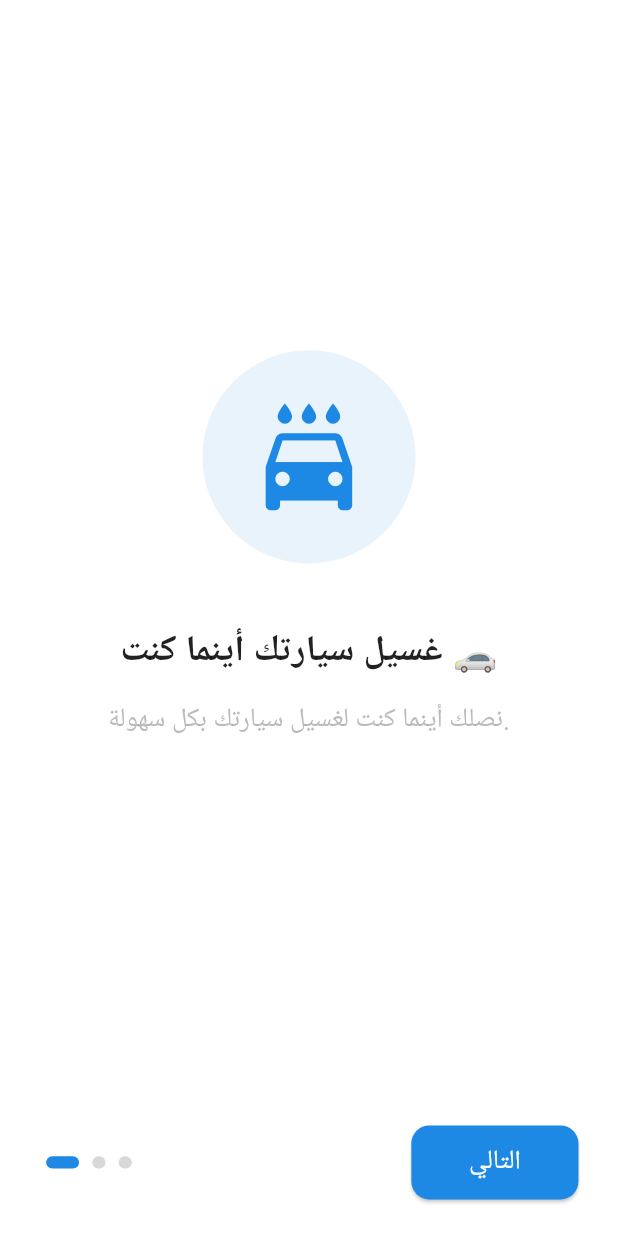
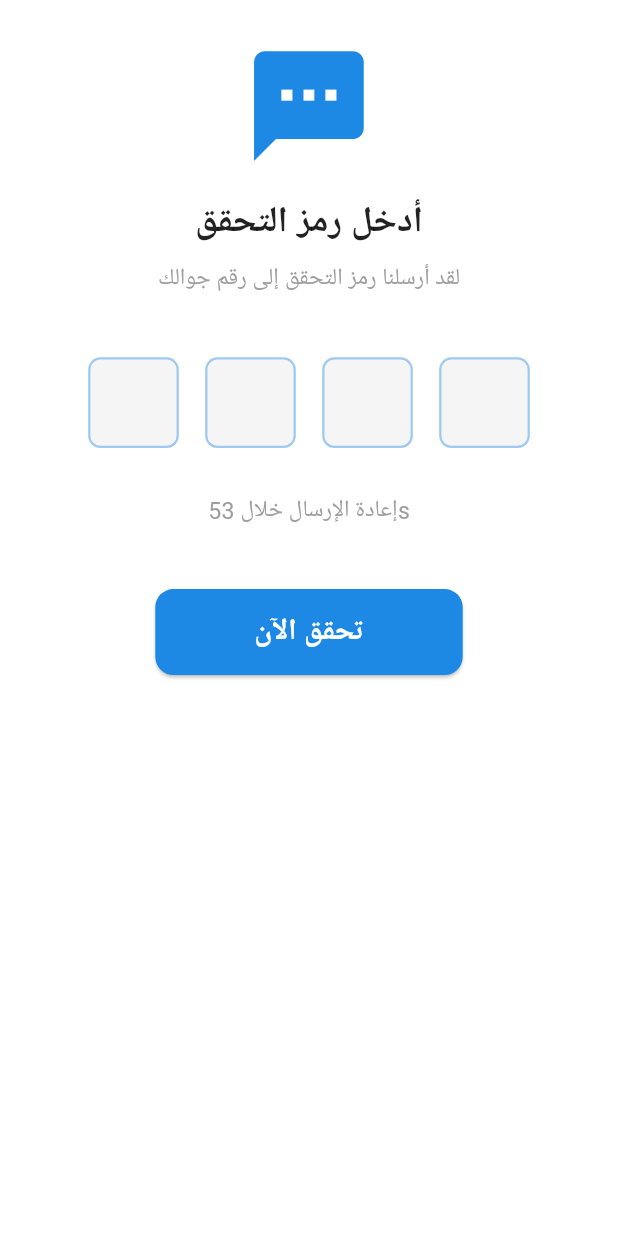
Before and after one commit to gerges46/smart_wash, a Flutter app: the screen it shows after launch, on a phone screen of 412 x 824 dp. Run offline on Flutter 3.47's test engine with Material 3 defaults, Android fonts, the phone set to English and light mode, and no system bars; our stand-ins replace dio, equatable, flutter_bloc, flutter_screenutil.

Commit message:
Add improved OTP input design with square fields and auto focus

```diff
--- a/lib/core/constants/app_strings.dart
+++ b/lib/core/constants/app_strings.dart
@@ -38,4 +38,9 @@ class AppStrings {
   static const String registerButton = "تسجيل";
   static const String haveAccount = "لديك حساب بالفعل؟ ";
   static const String loginNow = "سجّل دخولك الآن";
+
+  // OTP Verification
+  static const String otpTitle = "أدخل رمز التحقق";
+  static const String otpSubtitle = "لقد أرسلنا رمز التحقق إلى رقم جوالك";
+  static const String verifyNow = "تحقق الآن";
 }
--- a/lib/core/routes/app_router.dart
+++ b/lib/core/routes/app_router.dart
@@ -1,16 +1,18 @@
 import 'package:flutter/material.dart';
 import 'package:smart_clean/core/constants/app_strings.dart';
 import 'package:smart_clean/features/auth/views/login/login_view.dart';
+import 'package:smart_clean/features/auth/views/otp/otp_view.dart';
 import 'package:smart_clean/features/auth/views/register/register_view.dart';
 import 'package:smart_clean/features/onboarding/views/onboarding_view.dart';
 import 'package:smart_clean/features/splash_view.dart';
 
 class Routes {
-  static const String splashRoute = "/";
+  static const String splashRoute = "/splash";
   static const String onboardingRoute = "/onboarding";
   static const String loginRoute = "/login";
   static const String registerRoute = "/register";
   static const String homeRoute = "/home";
+  static const String otpRoute = "/otp";
 }
 
 class RouteGenerator {
@@ -26,6 +28,8 @@ class RouteGenerator {
         return MaterialPageRoute(builder: (_) => const LoginView());
       case Routes.registerRoute:
         return MaterialPageRoute(builder: (_) => const RegisterView());
+      case Routes.otpRoute:
+        return MaterialPageRoute(builder: (_) => OTPView());
       // case Routes.homeRoute:
       //   return MaterialPageRoute(builder: (_) => const HomeView());
 
--- /dev/null
+++ b/lib/features/auth/cubit/otp/otp_cubit.dart
@@ -0,0 +1,52 @@
+import 'dart:async';
+import 'package:flutter_bloc/flutter_bloc.dart';
+import 'otp_state.dart';
+
+class OTPCubit extends Cubit<OTPState> {
+  OTPCubit() : super(OTPInitial());
+
+  int _seconds = 60;
+  bool get canResend => _seconds == 0;
+  Timer? _timer;
+
+  void startTimer() {
+    _seconds = 60;
+    _timer?.cancel();
+    emit(OTPTimerRunning(_seconds));
+
+    _timer = Timer.periodic(const Duration(seconds: 1), (timer) {
+      if (_seconds > 1) {
+        _seconds--;
+        emit(OTPTimerRunning(_seconds));
+      } else {
+        _seconds = 0;
+        timer.cancel();
+        emit(OTPCanResend());
+      }
+    });
+  }
+
+  void resendCode() {
+    if (_seconds == 0) {
+      startTimer();
+      emit(OTPInitial()); // ممكن بعدين تضيف API call هنا
+    }
+  }
+
+  void verifyCode(String code) async {
+    emit(OTPVerifying());
+    await Future.delayed(const Duration(seconds: 2)); // محاكاة API
+
+    if (code == "1234") {
+      emit(OTPVerified());
+    } else {
+      emit(const OTPError("رمز التحقق غير صحيح ❌"));
+    }
+  }
+
+  @override
+  Future<void> close() {
+    _timer?.cancel();
+    return super.close();
+  }
+}
--- /dev/null
+++ b/lib/features/auth/cubit/otp/otp_state.dart
@@ -0,0 +1,32 @@
+import 'package:equatable/equatable.dart';
+
+abstract class OTPState extends Equatable {
+  const OTPState();
+
+  @override
+  List<Object?> get props => [];
+}
+
+class OTPInitial extends OTPState {}
+
+class OTPTimerRunning extends OTPState {
+  final int seconds;
+  const OTPTimerRunning(this.seconds);
+
+  @override
+  List<Object?> get props => [seconds];
+}
+
+class OTPCanResend extends OTPState {}
+
+class OTPVerifying extends OTPState {}
+
+class OTPVerified extends OTPState {}
+
+class OTPError extends OTPState {
+  final String message;
+  const OTPError(this.message);
+
+  @override
+  List<Object?> get props => [message];
+}
--- /dev/null
+++ b/lib/features/auth/views/otp/otp_view.dart
@@ -0,0 +1,114 @@
+import 'package:flutter/material.dart';
+import 'package:flutter_bloc/flutter_bloc.dart';
+import 'package:flutter_screenutil/flutter_screenutil.dart';
+import 'package:smart_clean/core/constants/app_color.dart';
+import 'package:smart_clean/core/constants/app_strings.dart';
+import 'package:smart_clean/core/constants/value_manager.dart';
+import 'package:smart_clean/features/auth/cubit/otp/otp_cubit.dart';
+import 'package:smart_clean/features/auth/cubit/otp/otp_state.dart';
+import 'widgets/otp_header.dart';
+import 'widgets/otp_input_fields.dart';
+import 'widgets/otp_timer.dart';
+
+class OTPView extends StatelessWidget {
+  OTPView({super.key});
+
+  final TextEditingController _otpController = TextEditingController();
+
+  @override
+  Widget build(BuildContext context) {
+    return BlocProvider(
+      create: (_) => OTPCubit()..startTimer(),
+      child: Scaffold(
+        backgroundColor: AppColors.white,
+        body: SafeArea(
+          child: Padding(
+            padding: EdgeInsets.all(AppPadding.p24.w),
+            child: Column(
+              crossAxisAlignment: CrossAxisAlignment.center,
+              children: [
+                const OTPHeader(),
+                SizedBox(height: AppSize.s40.h),
+
+                // حقل الإدخال
+                OTPInputFields(controller: _otpController),
+
+                SizedBox(height: AppSize.s30.h),
+
+                // المؤقت
+                BlocBuilder<OTPCubit, OTPState>(
+                  builder: (context, state) {
+                    if (state is OTPTimerRunning) {
+                      return OTPTimer(
+                        seconds: state.seconds,
+                        canResend: false,
+                        onResend: () {},
+                      );
+                    } else if (state is OTPCanResend) {
+                      return OTPTimer(
+                        seconds: 0,
+                        canResend: true,
+                        onResend: () => context.read<OTPCubit>().resendCode(),
+                      );
+                    }
+                    return const SizedBox.shrink();
+                  },
+                ),
+
+                SizedBox(height: AppSize.s40.h),
+
+                // زر التحقق
+                BlocConsumer<OTPCubit, OTPState>(
+                  listener: (context, state) {
+                    if (state is OTPVerified) {
+                      ScaffoldMessenger.of(context).showSnackBar(
+                        const SnackBar(content: Text("✅ تم التحقق بنجاح")),
+                      );
+                    } else if (state is OTPError) {
+                      ScaffoldMessenger.of(
+                        context,
+                      ).showSnackBar(SnackBar(content: Text(state.message)));
+                    }
+                  },
+                  builder: (context, state) {
+                    final isLoading = state is OTPVerifying;
+                    return ElevatedButton(
+                      onPressed: isLoading
+                          ? null
+                          : () {
+                              final code = _otpController.text.trim();
+                              context.read<OTPCubit>().verifyCode(code);
+                            },
+                      style: ElevatedButton.styleFrom(
+                        backgroundColor: AppColors.primary,
+                        padding: EdgeInsets.symmetric(
+                          horizontal: 60.w,
+                          vertical: 14.h,
+                        ),
+                        shape: RoundedRectangleBorder(
+                          borderRadius: BorderRadius.circular(12.r),
+                        ),
+                      ),
+                      child: isLoading
+                          ? const CircularProgressIndicator(
+                              color: AppColors.white,
+                            )
+                          : Text(
+                              AppStrings.verifyNow,
+                              style: TextStyle(
+                                color: AppColors.white,
+                                fontSize: AppSize.s18.sp,
+                                fontWeight: FontWeight.bold,
+                              ),
+                            ),
+                    );
+                  },
+                ),
+              ],
+            ),
+          ),
+        ),
+      ),
+    );
+  }
+}
--- /dev/null
+++ b/lib/features/auth/views/otp/widgets/otp_header.dart
@@ -0,0 +1,34 @@
+import 'package:flutter/material.dart';
+import 'package:flutter_screenutil/flutter_screenutil.dart';
+import 'package:smart_clean/core/constants/app_color.dart';
+import 'package:smart_clean/core/constants/app_strings.dart';
+import 'package:smart_clean/core/constants/value_manager.dart';
+
+class OTPHeader extends StatelessWidget {
+  const OTPHeader({super.key});
+
+  @override
+  Widget build(BuildContext context) {
+    return Column(
+      children: [
+        Icon(Icons.sms, color: AppColors.primary, size: 80.sp),
+        SizedBox(height: AppSize.s16.h),
+        Text(
+          AppStrings.otpTitle,
+          style: TextStyle(
+            fontSize: AppSize.s22.sp,
+            fontWeight: FontWeight.bold,
+            color: AppColors.black,
+          ),
+          textAlign: TextAlign.center,
+        ),
+        SizedBox(height: AppSize.s8.h),
+        Text(
+          AppStrings.otpSubtitle,
+          style: TextStyle(fontSize: AppSize.s14.sp, color: AppColors.grey),
+          textAlign: TextAlign.center,
+        ),
+      ],
+    );
+  }
+}
--- /dev/null
+++ b/lib/features/auth/views/otp/widgets/otp_input_fields.dart
@@ -0,0 +1,55 @@
+import 'package:flutter/material.dart';
+import 'package:flutter_screenutil/flutter_screenutil.dart';
+import 'package:smart_clean/core/constants/app_color.dart';
+import 'package:smart_clean/core/constants/value_manager.dart';
+
+class OTPInputFields extends StatelessWidget {
+  final TextEditingController controller;
+  const OTPInputFields({super.key, required this.controller});
+
+  @override
+  Widget build(BuildContext context) {
+    return Row(
+      mainAxisAlignment: MainAxisAlignment.center,
+      children: List.generate(
+        4,
+        (index) => Container(
+          width: 55.w,
+          height: 55.w,
+          margin: EdgeInsets.symmetric(horizontal: 8.w),
+          decoration: BoxDecoration(
+            color: AppColors.lightGrey, // لون خلفية خفيف
+            borderRadius: BorderRadius.circular(
+              AppSize.s8.r,
+            ), // مربعة مع حواف ناعمة
+            border: Border.all(
+              color: AppColors.primary.withOpacity(0.4),
+              width: 1.5,
+            ),
+          ),
+          child: TextField(
+            textAlign: TextAlign.center,
+            keyboardType: TextInputType.number,
+            maxLength: 1,
+            decoration: const InputDecoration(
+              counterText: "",
+              border: InputBorder.none,
+            ),
+            style: TextStyle(
+              fontSize: AppSize.s22.sp,
+              color: AppColors.primary,
+              fontWeight: FontWeight.bold,
+            ),
+            onChanged: (value) {
+              if (value.isNotEmpty && index < 3) {
+                FocusScope.of(
+                  context,
+                ).nextFocus(); // ينتقل تلقائيًا للحقل التالي
+              }
+            },
+          ),
+        ),
+      ),
+    );
+  }
+}
--- /dev/null
+++ b/lib/features/auth/views/otp/widgets/otp_timer.dart
@@ -0,0 +1,40 @@
+import 'package:flutter/material.dart';
+import 'package:flutter_screenutil/flutter_screenutil.dart';
+import 'package:smart_clean/core/constants/app_color.dart';
+import 'package:smart_clean/core/constants/value_manager.dart';
+
+class OTPTimer extends StatelessWidget {
+  final int seconds;
+  final bool canResend;
+  final VoidCallback onResend;
+
+  const OTPTimer({
+    super.key,
+    required this.seconds,
+    required this.canResend,
+    required this.onResend,
+  });
+
+  @override
+  Widget build(BuildContext context) {
+    return Column(
+      children: [
+        Text(
+          canResend ? "لم تستلم الرمز؟" : "إعادة الإرسال خلال ${seconds}s",
+          style: TextStyle(color: AppColors.grey, fontSize: AppSize.s14.sp),
+        ),
+        if (canResend)
+          TextButton(
+            onPressed: onResend,
+            child: Text(
+              "إعادة الإرسال",
+              style: TextStyle(
+                color: AppColors.primary,
+                fontWeight: FontWeight.bold,
+              ),
+            ),
+          ),
+      ],
+    );
+  }
+}
--- a/lib/features/splash_view.dart
+++ b/lib/features/splash_view.dart
@@ -2,6 +2,7 @@ import 'package:flutter/material.dart';
 import 'package:smart_clean/core/constants/app_color.dart';
 import 'package:smart_clean/core/constants/app_strings.dart';
 import 'package:smart_clean/core/constants/value_manager.dart';
+import 'package:smart_clean/core/routes/app_router.dart';
 
 class SplashView extends StatefulWidget {
   const SplashView({super.key});
@@ -15,7 +16,7 @@ class _SplashViewState extends State<SplashView> {
   void initState() {
     super.initState();
     Future.delayed(const Duration(seconds: 3), () {
-      Navigator.pushReplacementNamed(context, '/onboarding');
+      Navigator.pushReplacementNamed(context, Routes.onboardingRoute);
     });
   }
 
--- a/lib/main.dart
+++ b/lib/main.dart
@@ -22,7 +22,7 @@ class MyApp extends StatelessWidget {
       debugShowCheckedModeBanner: false,
       title: 'Mr. App',
       onGenerateRoute: RouteGenerator.getRoute,
-      initialRoute: Routes.splashRoute,
+      initialRoute: Routes.otpRoute,
     );
   }
 }
--- a/pubspec.yaml
+++ b/pubspec.yaml
@@ -42,6 +42,7 @@ dependencies:
   shared_preferences: ^2.5.3
   get_it: ^8.2.0
   flutter_screenutil: ^5.9.3
+  equatable: ^2.0.7
 
 dev_dependencies:
   flutter_test:
```
Also changed, not shown: pubspec.lock.
